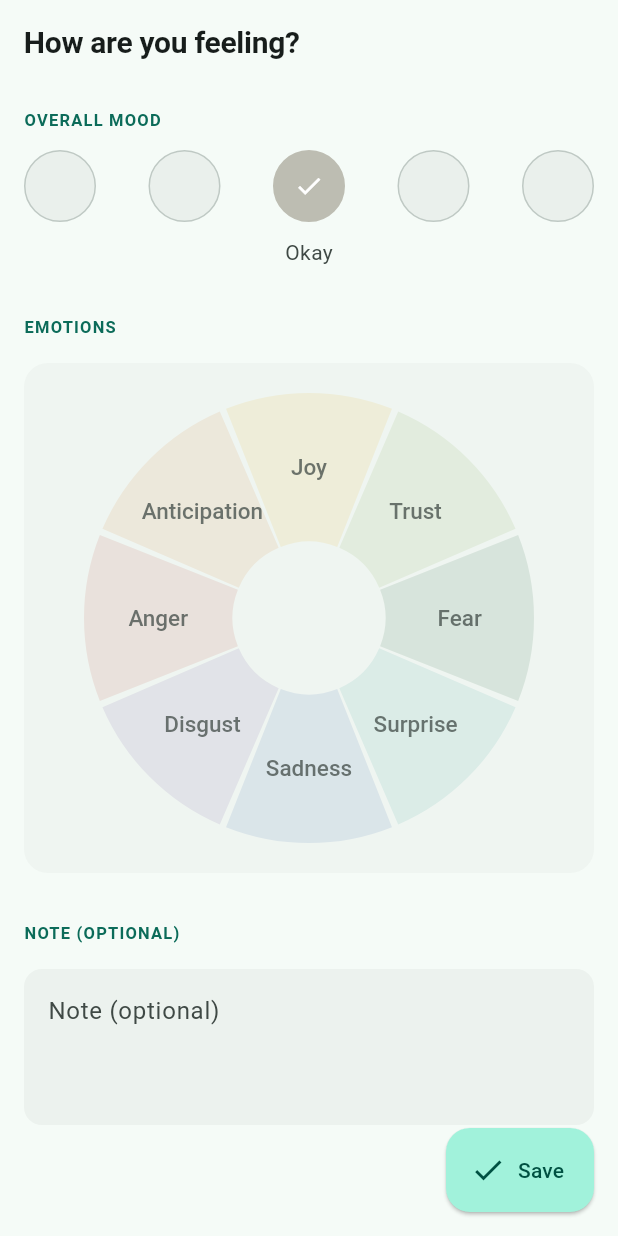
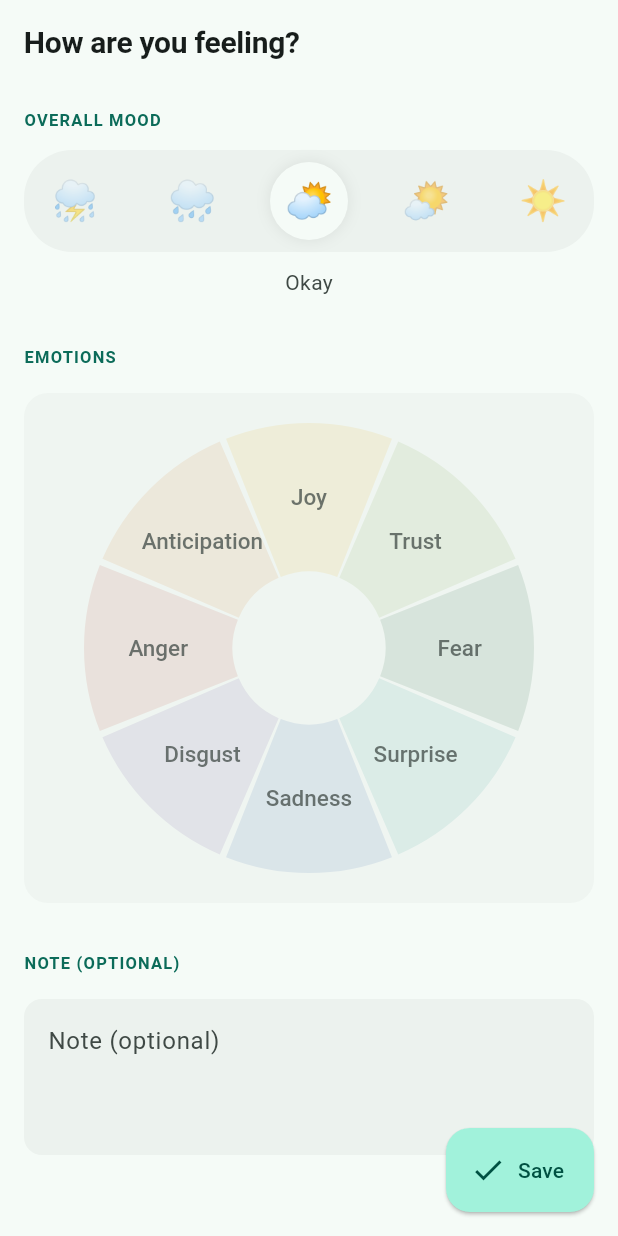
Before and after one commit to iezappa/alveoapp, a Flutter app: the CheckInScreen screen opened by its route, on a phone screen of 412 x 824 dp. Run offline on Flutter 3.47's test engine with Material 3 defaults, Android fonts, the light colour scheme and no system bars; our stand-ins replace drift, flutter_riverpod, go_router; missing offline and left inert: file_selector; accounts and stored records are empty; generated files the repository leaves out were written again.

Commit message:
refactor: weather glyphs for the overall mood scale
Replace the five colour-graded dots with weather emoji from storm to
clear sun, the selected step lifted on a soft circle.

```diff
--- a/apps/client/lib/features/check_in/check_in_screen.dart
+++ b/apps/client/lib/features/check_in/check_in_screen.dart
@@ -150,16 +150,8 @@ class _MoodScale extends StatelessWidget {
   final int value;
   final ValueChanged<int> onChanged;
 
-  static const _low = Color(0xFFC97B63); // muted terracotta
-  static const _mid = Color(0xFFBDBDB2); // warm grey
-  static const _high = Color(0xFF5E8B7E); // sage
-
-  Color _colorFor(int v) {
-    final t = (v - 1) / 4;
-    return t < 0.5
-        ? Color.lerp(_low, _mid, t * 2)!
-        : Color.lerp(_mid, _high, (t - 0.5) * 2)!;
-  }
+  /// Worst-to-best weather, one glyph per 1..5 step.
+  static const _weather = ['⛈️', '🌧️', '⛅', '🌤️', '☀️'];
 
   String _caption(AppLocalizations l10n) => switch (value) {
     1 => l10n.moodScale1,
@@ -176,7 +168,13 @@ class _MoodScale extends StatelessWidget {
     return Column(
       crossAxisAlignment: CrossAxisAlignment.stretch,
       children: [
-        Row(
+        Container(
+          padding: const EdgeInsets.all(8),
+          decoration: BoxDecoration(
+            color: scheme.surfaceContainerHighest.withValues(alpha: 0.4),
+            borderRadius: BorderRadius.circular(32),
+          ),
+          child: Row(
             mainAxisAlignment: MainAxisAlignment.spaceBetween,
             children: [
               for (var v = 1; v <= 5; v++)
@@ -186,31 +184,40 @@ class _MoodScale extends StatelessWidget {
                   onTap: () => onChanged(v),
                   child: AnimatedContainer(
                     duration: const Duration(milliseconds: 150),
-                  width: 48,
-                  height: 48,
+                    width: 52,
+                    height: 52,
+                    alignment: Alignment.center,
                     decoration: BoxDecoration(
                       shape: BoxShape.circle,
-                    color: v == value
-                        ? _colorFor(v)
-                        : scheme.surfaceContainerHighest.withValues(alpha: 0.5),
-                    border: Border.all(
-                      color: v == value ? _colorFor(v) : scheme.outlineVariant,
-                      width: v == value ? 2 : 1,
+                      color: v == value ? scheme.surface : Colors.transparent,
+                      boxShadow: v == value
+                          ? [
+                              BoxShadow(
+                                color: Colors.black.withValues(alpha: 0.08),
+                                blurRadius: 8,
+                              ),
+                            ]
+                          : null,
+                    ),
+                    child: Opacity(
+                      opacity: v == value ? 1 : 0.55,
+                      child: Text(
+                        _weather[v - 1],
+                        style: const TextStyle(fontSize: 26),
                       ),
                     ),
-                  child: v == value
-                      ? const Icon(Icons.check, size: 20, color: Colors.white)
-                      : null,
                   ),
                 ),
             ],
+          ),
         ),
         const SizedBox(height: 10),
         Center(
           child: Text(
             _caption(AppLocalizations.of(context)),
-            style: Theme.of(context).textTheme.bodyMedium
-                ?.copyWith(color: scheme.onSurfaceVariant),
+            style: Theme.of(context).textTheme.bodyMedium?.copyWith(
+              color: scheme.onSurfaceVariant,
+            ),
           ),
         ),
       ],
```
Lines whose indentation alone changed are shown as unchanged.
